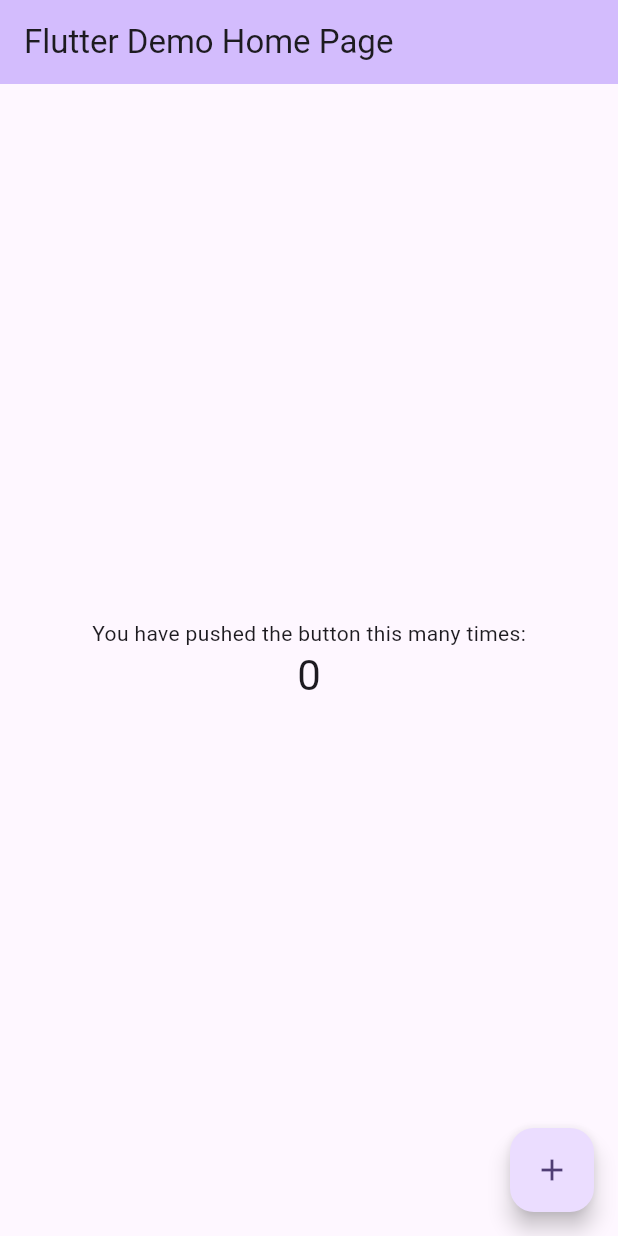
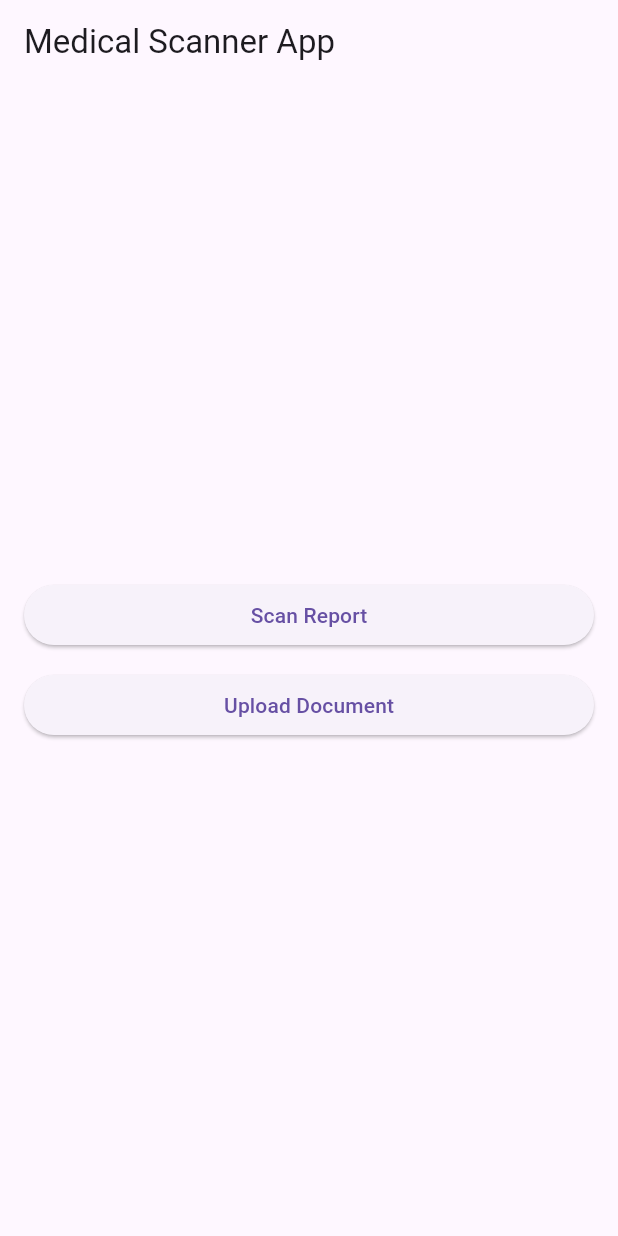
Before and after one commit to Saroj-jha-aset/Medical-scanner, a Flutter app: the screen it shows after launch, on a phone screen of 412 x 824 dp. Run offline on Flutter 3.47's test engine with Material 3 defaults, Android fonts, the phone set to English and light mode, and no system bars.

Commit message:
Home Screen runs sucessfully

```diff
--- a/app/lib/main.dart
+++ b/app/lib/main.dart
@@ -1,122 +1,20 @@
+import 'utils/constants.dart';
 import 'package:flutter/material.dart';
+import 'screens/home_screen.dart';
 
-void main() {
-  runApp(const MyApp());
+void main(){
+  runApp(const ScannerApp());
 }
 
-class MyApp extends StatelessWidget {
-  const MyApp({super.key});
+class ScannerApp extends StatelessWidget {
+  const ScannerApp({super.key});
 
-  // This widget is the root of your application.
   @override
   Widget build(BuildContext context) {
-    return MaterialApp(
-      title: 'Flutter Demo',
-      theme: ThemeData(
-        // This is the theme of your application.
-        //
-        // TRY THIS: Try running your application with "flutter run". You'll see
-        // the application has a purple toolbar. Then, without quitting the app,
-        // try changing the seedColor in the colorScheme below to Colors.green
-        // and then invoke "hot reload" (save your changes or press the "hot
-        // reload" button in a Flutter-supported IDE, or press "r" if you used
-        // the command line to start the app).
-        //
-        // Notice that the counter didn't reset back to zero; the application
-        // state is not lost during the reload. To reset the state, use hot
-        // restart instead.
-        //
-        // This works for code too, not just values: Most code changes can be
-        // tested with just a hot reload.
-        colorScheme: ColorScheme.fromSeed(seedColor: Colors.deepPurple),
-      ),
-      home: const MyHomePage(title: 'Flutter Demo Home Page'),
+    return  MaterialApp(
+      title: AppConstants.appName,
+      debugShowCheckedModeBanner: false,
+      home: const HomeScreen(),
     );
   }
 }
-
-class MyHomePage extends StatefulWidget {
-  const MyHomePage({super.key, required this.title});
-
-  // This widget is the home page of your application. It is stateful, meaning
-  // that it has a State object (defined below) that contains fields that affect
-  // how it looks.
-
-  // This class is the configuration for the state. It holds the values (in this
-  // case the title) provided by the parent (in this case the App widget) and
-  // used by the build method of the State. Fields in a Widget subclass are
-  // always marked "final".
-
-  final String title;
-
-  @override
-  State<MyHomePage> createState() => _MyHomePageState();
-}
-
-class _MyHomePageState extends State<MyHomePage> {
-  int _counter = 0;
-
-  void _incrementCounter() {
-    setState(() {
-      // This call to setState tells the Flutter framework that something has
-      // changed in this State, which causes it to rerun the build method below
-      // so that the display can reflect the updated values. If we changed
-      // _counter without calling setState(), then the build method would not be
-      // called again, and so nothing would appear to happen.
-      _counter++;
-    });
-  }
-
-  @override
-  Widget build(BuildContext context) {
-    // This method is rerun every time setState is called, for instance as done
-    // by the _incrementCounter method above.
-    //
-    // The Flutter framework has been optimized to make rerunning build methods
-    // fast, so that you can just rebuild anything that needs updating rather
-    // than having to individually change instances of widgets.
-    return Scaffold(
-      appBar: AppBar(
-        // TRY THIS: Try changing the color here to a specific color (to
-        // Colors.amber, perhaps?) and trigger a hot reload to see the AppBar
-        // change color while the other colors stay the same.
-        backgroundColor: Theme.of(context).colorScheme.inversePrimary,
-        // Here we take the value from the MyHomePage object that was created by
-        // the App.build method, and use it to set our appbar title.
-        title: Text(widget.title),
-      ),
-      body: Center(
-        // Center is a layout widget. It takes a single child and positions it
-        // in the middle of the parent.
-        child: Column(
-          // Column is also a layout widget. It takes a list of children and
-          // arranges them vertically. By default, it sizes itself to fit its
-          // children horizontally, and tries to be as tall as its parent.
-          //
-          // Column has various properties to control how it sizes itself and
-          // how it positions its children. Here we use mainAxisAlignment to
-          // center the children vertically; the main axis here is the vertical
-          // axis because Columns are vertical (the cross axis would be
-          // horizontal).
-          //
-          // TRY THIS: Invoke "debug painting" (choose the "Toggle Debug Paint"
-          // action in the IDE, or press "p" in the console), to see the
-          // wireframe for each widget.
-          mainAxisAlignment: MainAxisAlignment.center,
-          children: <Widget>[
-            const Text('You have pushed the button this many times:'),
-            Text(
-              '$_counter',
-              style: Theme.of(context).textTheme.headlineMedium,
-            ),
-          ],
-        ),
-      ),
-      floatingActionButton: FloatingActionButton(
-        onPressed: _incrementCounter,
-        tooltip: 'Increment',
-        child: const Icon(Icons.add),
-      ), // This trailing comma makes auto-formatting nicer for build methods.
-    );
-  }
-}
--- /dev/null
+++ b/app/lib/screens/home_screen.dart
@@ -0,0 +1,35 @@
+import 'package:flutter/material.dart';
+import 'package:app/widgets/custom_button.dart';
+
+class HomeScreen extends StatelessWidget{
+  const HomeScreen ({super.key});
+
+  @override
+  Widget build(BuildContext context) {
+
+    return Scaffold(
+      appBar: AppBar(
+        title: const Text("Medical Scanner App"),
+      ),
+      body: Padding(
+          padding:const EdgeInsets.all(16),
+        child: Column(
+          mainAxisAlignment: MainAxisAlignment.center,
+          children:[
+            CustomButton(text: "Scan Report", onPressed: (){
+              //navigation later
+            },
+            ),
+            const SizedBox(height: 12),
+            CustomButton(text: "Upload Document", onPressed: (){
+              //later
+            },
+            ),
+
+          ]
+        ),
+
+      ),
+    );
+  }
+}
--- /dev/null
+++ b/app/lib/utils/constants.dart
@@ -0,0 +1,3 @@
+class AppConstants{
+  static const String appName = "Medical Report Scanner";
+}
--- /dev/null
+++ b/app/lib/widgets/custom_button.dart
@@ -0,0 +1,23 @@
+import 'package:flutter/material.dart';
+
+class CustomButton extends StatelessWidget{
+  final String text;
+  final VoidCallback onPressed;
+
+  const CustomButton({
+    super.key,
+    required this.text,
+    required this.onPressed,
+});
+
+  @override
+  Widget build(BuildContext context) {
+    return SizedBox(
+      width:double.infinity,
+      child: ElevatedButton(
+          onPressed: onPressed,
+          child:Text(text),
+      ),
+    );
+  }
+}
```
Also changed, not shown: app/lib/screens/preview_screen.dart (added, +14 -0 lines), app/lib/screens/result_screen.dart (added, +14 -0 lines), app/lib/screens/scan_screen.dart (added, +15 -0 lines), app/lib/models/upload_response.dart (added), app/lib/services/api_service.dart (added).
